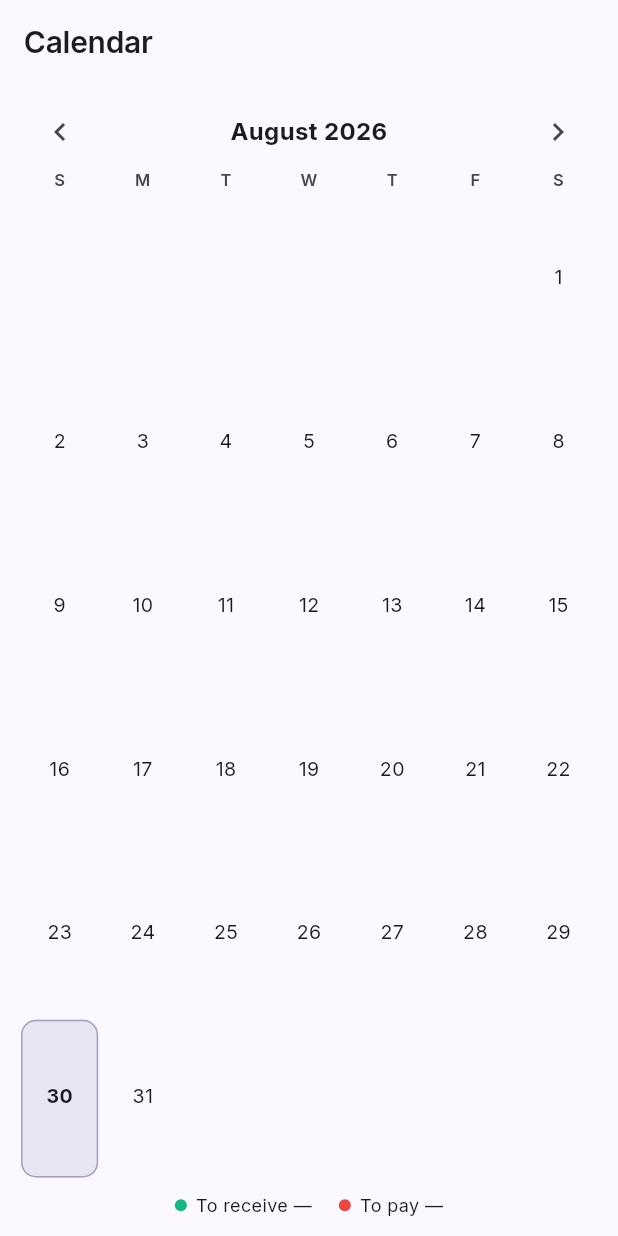
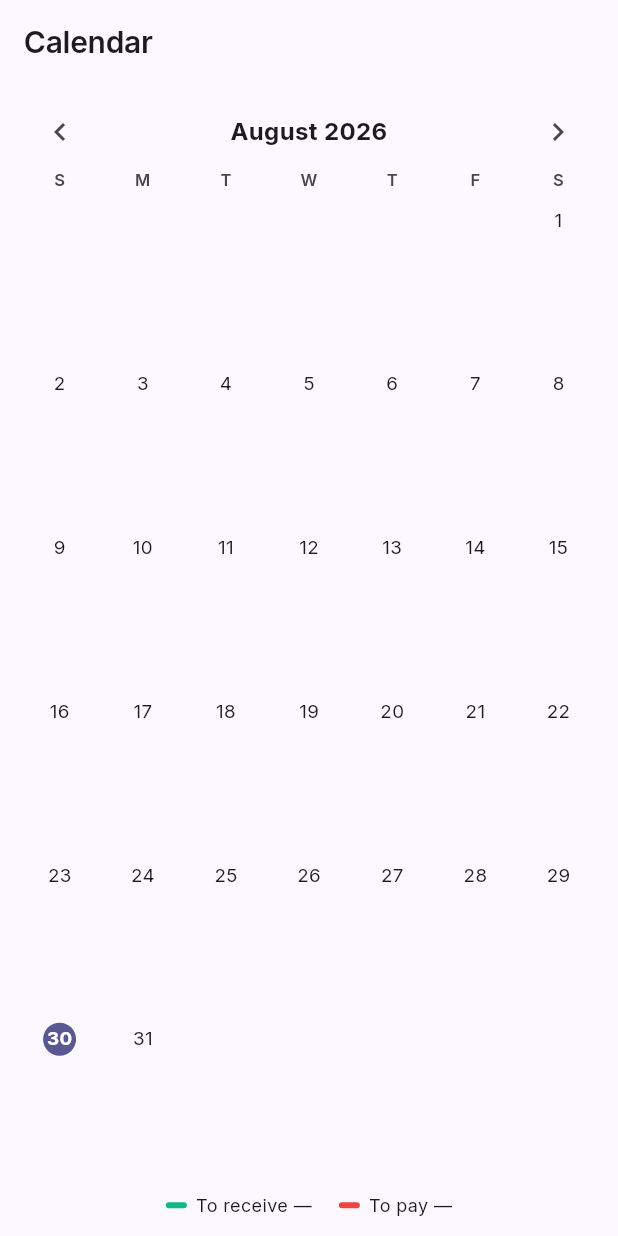
Before and after one commit to TheCoderAS/nizkhata, a Flutter app: the CalendarScreen screen opened by its route, on a phone screen of 412 x 824 dp. Run offline on Flutter 3.47's test engine with Material 3 defaults, Android fonts, the phone set to English and light mode, and no system bars; our stand-ins replace cloud_firestore, csv, file_picker, firebase_auth, firebase_core, fl_chart and 10 more; missing offline and left inert: home_widget, pointycastle, quick_actions, syncfusion_flutter_pdf; accounts and stored records are empty.

Commit message:
Swipeable calendar with day stripes; balanced export buttons (#91)
Calendar:
- Months are a PageView, so swiping left/right moves between them with the
  usual animation; the arrows now animate the same pager and a "Today"
  action appears in the app bar once you have moved away.
- Days carry coloured stripes instead of dots (green to receive, red to
  pay, muted when everything on that day is settled), which reads like a
  calendar app and stays legible at a glance. Today is a filled circle
  behind the date rather than a box around the whole cell.
- Each day cell now carries a spoken label with its amounts, since the
  stripes encode meaning in colour alone.
- Month paging and grid-row maths are pure top-level helpers with tests
  (year rollover, reversibility, 4/5/6-row months across a decade).

Reports:
- The Tax tab stacked a small right-aligned CSV button above a full-width
  PDF one, which read as two unrelated controls. They are now one row of
  equal-width buttons. The PDF label drops the financial year, which the
  app-bar picker already names, so both fit side by side.

Version 1.2.0+39. 79/79 tests, analyzer clean.


Claude-Session: https://claude.ai/code/session_016jkAcgzuuxTfBiAgMLWgC4

Co-authored-by: Claude <noreply@anthropic.com>

```diff
--- a/mobile/lib/screens/calendar_screen.dart
+++ b/mobile/lib/screens/calendar_screen.dart
@@ -9,9 +9,29 @@ import '../data/derive.dart';
 import '../state/data_controller.dart';
 import '../state/workspace_controller.dart';
 
-/// Cash-flow calendar — a month grid with dues marked on their day (green
-/// receivable / red payable dots, settled ones muted). Tapping a day opens the
-/// existing dues-day drill-down.
+/// Per-day due totals for one month.
+typedef _MonthDues = ({
+  Map<int, double> receivable,
+  Map<int, double> payable,
+  Set<int> settled,
+});
+
+/// Month shown on swipe page [page], counting from [base] at [initialPage].
+/// Dart's DateTime normalizes out-of-range months, so this rolls over years.
+DateTime calendarMonthForPage(DateTime base, int page, int initialPage) =>
+    DateTime(base.year, base.month + (page - initialPage));
+
+/// Week rows needed to lay [month] out on a Sunday-first grid (4 to 6).
+int calendarGridRows(DateTime month) {
+  final firstWeekday = DateTime(month.year, month.month, 1).weekday % 7;
+  final daysInMonth = DateTime(month.year, month.month + 1, 0).day;
+  return ((firstWeekday + daysInMonth) / 7).ceil();
+}
+
+/// Cash-flow calendar — a month grid with dues marked on their day as coloured
+/// stripes (green receivable / red payable, settled muted), the way a calendar
+/// app marks event days. Swipe left/right to move between months; tapping a day
+/// opens the dues-day drill-down.
 class CalendarScreen extends StatefulWidget {
   const CalendarScreen({super.key});
 
@@ -20,7 +40,55 @@ class CalendarScreen extends StatefulWidget {
 }
 
 class _CalendarScreenState extends State<CalendarScreen> {
-  late DateTime _month = DateTime(DateTime.now().year, DateTime.now().month);
+  // Pages are months either side of the month the screen opened on; the initial
+  // index leaves ~100 years of swiping in both directions.
+  static const _initialPage = 1200;
+  static const _pageCount = 2401;
+
+  final DateTime _baseMonth = DateTime(DateTime.now().year, DateTime.now().month);
+  late final PageController _pager = PageController(initialPage: _initialPage);
+  late DateTime _month = _baseMonth;
+
+  @override
+  void dispose() {
+    _pager.dispose();
+    super.dispose();
+  }
+
+  DateTime _monthForPage(int page) =>
+      calendarMonthForPage(_baseMonth, page, _initialPage);
+
+  void _step(int delta) {
+    final page = (_pager.page ?? _initialPage.toDouble()).round() + delta;
+    _pager.animateToPage(
+      page.clamp(0, _pageCount - 1),
+      duration: const Duration(milliseconds: 220),
+      curve: Curves.easeOut,
+    );
+  }
+
+  /// Open amounts per day of [month], and the days whose dues are all settled.
+  _MonthDues _duesFor(DataController data, DateTime month) {
+    final receivable = <int, double>{};
+    final payable = <int, double>{};
+    final settled = <int>{};
+    for (final d in data.dues) {
+      if (d.dueDate.year != month.year || d.dueDate.month != month.month) continue;
+      final st = dueStatusFromSettled(d, data.settledOf(d.id));
+      if (st == 'cancelled') continue;
+      final remaining = d.amount - data.settledOf(d.id);
+      if (st == 'settled' || remaining <= 0.005) {
+        settled.add(d.dueDate.day);
+        continue;
+      }
+      if (d.direction == 'receivable') {
+        receivable[d.dueDate.day] = (receivable[d.dueDate.day] ?? 0) + remaining;
+      } else {
+        payable[d.dueDate.day] = (payable[d.dueDate.day] ?? 0) + remaining;
+      }
+    }
+    return (receivable: receivable, payable: payable, settled: settled);
+  }
 
   @override
   Widget build(BuildContext context) {
@@ -30,36 +98,28 @@ class _CalendarScreenState extends State<CalendarScreen> {
     final cs = Theme.of(context).colorScheme;
     final today = DateTime.now();
 
-    // Per-day open amounts for the visible month.
-    final receivableByDay = <int, double>{};
-    final payableByDay = <int, double>{};
-    final settledDays = <int>{};
-    for (final d in data.dues) {
-      if (d.dueDate.year != _month.year || d.dueDate.month != _month.month) continue;
-      final st = dueStatusFromSettled(d, data.settledOf(d.id));
-      if (st == 'cancelled') continue;
-      final remaining = d.amount - data.settledOf(d.id);
-      if (st == 'settled' || remaining <= 0.005) {
-        settledDays.add(d.dueDate.day);
-        continue;
-      }
-      if (d.direction == 'receivable') {
-        receivableByDay[d.dueDate.day] = (receivableByDay[d.dueDate.day] ?? 0) + remaining;
-      } else {
-        payableByDay[d.dueDate.day] = (payableByDay[d.dueDate.day] ?? 0) + remaining;
-      }
-    }
+    // Totals for the month currently on screen (drives the footer legend).
+    final visible = _duesFor(data, _month);
     var monthIn = 0.0, monthOut = 0.0;
-    receivableByDay.forEach((_, v) => monthIn += v);
-    payableByDay.forEach((_, v) => monthOut += v);
-
-    final firstWeekday = DateTime(_month.year, _month.month, 1).weekday % 7; // Sun = 0
-    final daysInMonth = DateTime(_month.year, _month.month + 1, 0).day;
-    final cells = firstWeekday + daysInMonth;
-    final rows = (cells / 7).ceil();
+    visible.receivable.forEach((_, v) => monthIn += v);
+    visible.payable.forEach((_, v) => monthOut += v);
+    final isThisMonth = _month.year == today.year && _month.month == today.month;
 
     return Scaffold(
-      appBar: AppBar(title: const Text('Calendar')),
+      appBar: AppBar(
+        title: const Text('Calendar'),
+        actions: [
+          if (!isThisMonth)
+            TextButton(
+              onPressed: () => _pager.animateToPage(
+                _initialPage,
+                duration: const Duration(milliseconds: 260),
+                curve: Curves.easeOut,
+              ),
+              child: const Text('Today'),
+            ),
+        ],
+      ),
       body: Column(
         children: [
           Padding(
@@ -68,8 +128,8 @@ class _CalendarScreenState extends State<CalendarScreen> {
               children: [
                 IconButton(
                   icon: const Icon(Icons.chevron_left),
-                  onPressed: () =>
-                      setState(() => _month = DateTime(_month.year, _month.month - 1)),
+                  tooltip: 'Previous month',
+                  onPressed: () => _step(-1),
                 ),
                 Expanded(
                   child: Text(
@@ -80,8 +140,8 @@ class _CalendarScreenState extends State<CalendarScreen> {
                 ),
                 IconButton(
                   icon: const Icon(Icons.chevron_right),
-                  onPressed: () =>
-                      setState(() => _month = DateTime(_month.year, _month.month + 1)),
+                  tooltip: 'Next month',
+                  onPressed: () => _step(1),
                 ),
               ],
             ),
@@ -105,22 +165,14 @@ class _CalendarScreenState extends State<CalendarScreen> {
           ),
           const SizedBox(height: 4),
           Expanded(
-            child: Padding(
-              padding: const EdgeInsets.symmetric(horizontal: 12),
-              child: Column(
-                children: [
-                  for (var r = 0; r < rows; r++)
-                    Expanded(
-                      child: Row(
-                        children: [
-                          for (var c = 0; c < 7; c++)
-                            Expanded(child: _dayCell(context, r * 7 + c - firstWeekday + 1,
-                                daysInMonth, receivableByDay, payableByDay, settledDays, today)),
-                        ],
-                      ),
-                    ),
-                ],
-              ),
+            child: PageView.builder(
+              controller: _pager,
+              itemCount: _pageCount,
+              onPageChanged: (p) => setState(() => _month = _monthForPage(p)),
+              itemBuilder: (context, page) {
+                final month = _monthForPage(page);
+                return _monthGrid(context, month, _duesFor(data, month), today, currency);
+              },
             ),
           ),
           SafeArea(
@@ -145,71 +197,138 @@ class _CalendarScreenState extends State<CalendarScreen> {
     return Row(
       mainAxisSize: MainAxisSize.min,
       children: [
-        Container(width: 8, height: 8, decoration: BoxDecoration(color: color, shape: BoxShape.circle)),
+        Container(
+          width: 14,
+          height: 4,
+          decoration: BoxDecoration(color: color, borderRadius: BorderRadius.circular(2)),
+        ),
         const SizedBox(width: 6),
         Text(label, style: const TextStyle(fontSize: 12)),
       ],
     );
   }
 
+  Widget _monthGrid(
+    BuildContext context,
+    DateTime month,
+    _MonthDues dues,
+    DateTime today,
+    String currency,
+  ) {
+    final firstWeekday = DateTime(month.year, month.month, 1).weekday % 7; // Sun = 0
+    final daysInMonth = DateTime(month.year, month.month + 1, 0).day;
+    final rows = calendarGridRows(month);
+
+    return Padding(
+      padding: const EdgeInsets.symmetric(horizontal: 12),
+      child: Column(
+        children: [
+          for (var r = 0; r < rows; r++)
+            Expanded(
+              child: Row(
+                children: [
+                  for (var c = 0; c < 7; c++)
+                    Expanded(
+                      child: _dayCell(
+                        context,
+                        month,
+                        r * 7 + c - firstWeekday + 1,
+                        daysInMonth,
+                        dues,
+                        today,
+                        currency,
+                      ),
+                    ),
+                ],
+              ),
+            ),
+        ],
+      ),
+    );
+  }
+
   Widget _dayCell(
     BuildContext context,
+    DateTime month,
     int day,
     int daysInMonth,
-    Map<int, double> receivable,
-    Map<int, double> payable,
-    Set<int> settled,
+    _MonthDues dues,
     DateTime today,
+    String currency,
   ) {
     if (day < 1 || day > daysInMonth) return const SizedBox.shrink();
     final cs = Theme.of(context).colorScheme;
     final isToday =
-        today.year == _month.year && today.month == _month.month && today.day == day;
-    final hasR = receivable.containsKey(day);
-    final hasP = payable.containsKey(day);
-    final hasSettled = settled.contains(day);
-    final date = DateTime(_month.year, _month.month, day);
-    return InkWell(
+        today.year == month.year && today.month == month.month && today.day == day;
+    final r = dues.receivable[day];
+    final p = dues.payable[day];
+    final hasSettled = dues.settled.contains(day);
+    final hasAny = r != null || p != null || hasSettled;
+    final date = DateTime(month.year, month.month, day);
+
+    // Colour alone can't carry the meaning — spell the day out for screen
+    // readers, since the stripes are the only visual marker.
+    final parts = <String>[
+      if (r != null) 'to receive ${formatMoney(r, currency)}',
+      if (p != null) 'to pay ${formatMoney(p, currency)}',
+      if (r == null && p == null && hasSettled) 'settled dues',
+    ];
+    final label = '${DateFormat('d MMMM').format(date)}'
+        '${parts.isEmpty ? '' : ', ${parts.join(', ')}'}';
+
+    return Semantics(
+      label: label,
+      button: hasAny,
+      excludeSemantics: true,
+      child: InkWell(
         borderRadius: BorderRadius.circular(10),
-      onTap: (hasR || hasP || hasSettled)
+        onTap: hasAny
             ? () => context.push('/dues-day?date=${date.year}-'
                 '${date.month.toString().padLeft(2, '0')}-'
                 '${date.day.toString().padLeft(2, '0')}')
             : null,
+        child: Padding(
+          padding: const EdgeInsets.symmetric(horizontal: 4, vertical: 4),
+          child: Column(
+            crossAxisAlignment: CrossAxisAlignment.stretch,
+            children: [
+              // Date sits at the top of the cell, today ringed in a filled
+              // circle, with the day's stripes stacked beneath it.
+              SizedBox(
+                height: 22,
+                child: Center(
                   child: Container(
-        margin: const EdgeInsets.all(2),
-        decoration: BoxDecoration(
-          borderRadius: BorderRadius.circular(10),
-          color: isToday ? cs.primary.withValues(alpha: 0.12) : null,
-          border: isToday ? Border.all(color: cs.primary.withValues(alpha: 0.5)) : null,
+                    width: 22,
+                    height: 22,
+                    alignment: Alignment.center,
+                    decoration: isToday
+                        ? BoxDecoration(color: cs.primary, shape: BoxShape.circle)
+                        : null,
+                    child: Text(
+                      '$day',
+                      style: TextStyle(
+                        fontSize: 12.5,
+                        fontWeight: isToday ? FontWeight.w700 : FontWeight.w400,
+                        color: isToday ? cs.onPrimary : cs.onSurface,
                       ),
-        child: Column(
-          mainAxisAlignment: MainAxisAlignment.center,
-          children: [
-            Text('$day',
-                style: TextStyle(
-                    fontSize: 13,
-                    fontWeight: isToday ? FontWeight.w700 : FontWeight.w400,
-                    color: cs.onSurface)),
+                    ),
+                  ),
+                ),
+              ),
               const SizedBox(height: 3),
-            Row(
-              mainAxisSize: MainAxisSize.min,
-              children: [
-                if (hasR) _dot(AppColors.accent2),
-                if (hasP) _dot(AppColors.danger),
-                if (!hasR && !hasP && hasSettled) _dot(cs.outlineVariant),
+              if (r != null) _stripe(AppColors.accent2),
+              if (p != null) _stripe(AppColors.danger),
+              if (r == null && p == null && hasSettled) _stripe(cs.outlineVariant),
             ],
           ),
-          ],
         ),
       ),
     );
   }
 
-  Widget _dot(Color c) => Container(
-        width: 6,
-        height: 6,
-        margin: const EdgeInsets.symmetric(horizontal: 1.5),
-        decoration: BoxDecoration(color: c, shape: BoxShape.circle),
+  Widget _stripe(Color c) => Container(
+        height: 4,
+        margin: const EdgeInsets.only(bottom: 3),
+        decoration: BoxDecoration(color: c, borderRadius: BorderRadius.circular(2)),
       );
 }
--- a/mobile/pubspec.yaml
+++ b/mobile/pubspec.yaml
@@ -1,7 +1,7 @@
 name: nizkhata
 description: NizKhata — native Android app. Every rupee, accounted for.
 publish_to: "none"
-version: 1.1.0+38
+version: 1.2.0+39
 
 environment:
   sdk: ">=3.4.0 <4.0.0"
```
Also changed, not shown: mobile/lib/screens/reports_screen.dart (+40 -11 lines), 1 other file. Lines whose indentation alone changed are shown as unchanged.
